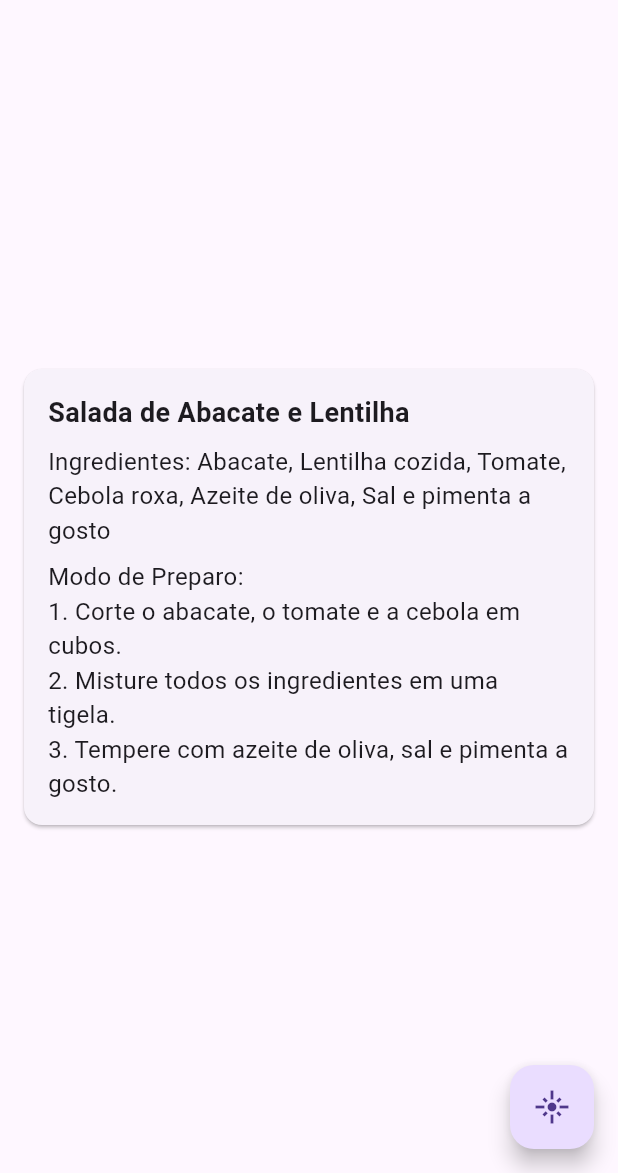
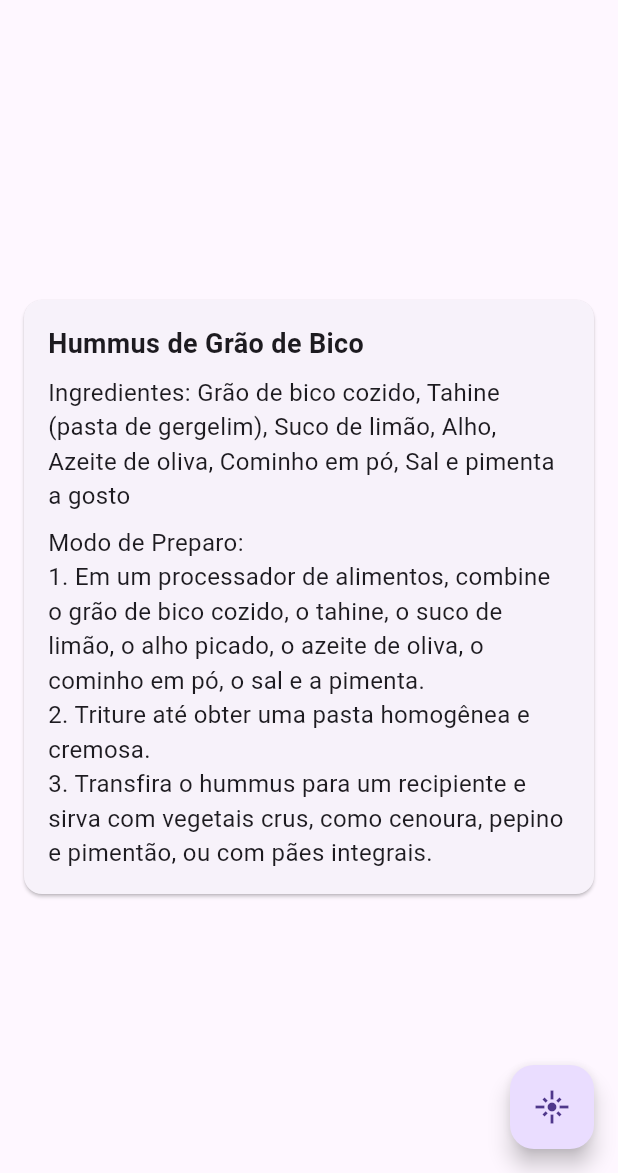
Before and after one commit to jvcss/aareceitas, a Flutter app: the screen it shows after launch, after a tap on the "flare" icon, on a phone screen of 412 x 824 dp, the part 63-1236 px from its top. Run offline on Flutter 3.47's test engine with Material 3 defaults, Android fonts, the phone set to English and light mode, and no system bars.

Commit message:
novas receitas

```diff
--- a/lib/receitas.dart
+++ b/lib/receitas.dart
@@ -25,8 +25,34 @@ List<Receita> receitas = [
   ),
 
   Receita(
-    'Salada de folhas verdes',
-    ['folhas verdes escuras (couve, espinafre, agrião)', 'banana', 'abacate', 'amêndoas', 'castanha do Pará', 'grão de bico', 'lentilha', 'feijão preto'],
-    'Misture as folhas verdes com banana, abacate, amêndoas, castanha do Pará, grão de bico, lentilha e feijão preto. Tempere a gosto e sirva como acompanhamento.')
-  // Adicione mais receitas conforme desejar
+    "Salada de folhas verdes",
+    ["folhas verdes escuras (couve, espinafre, agrião)", "banana", "abacate", "amêndoas", "castanha do Pará", "grão de bico", "lentilha", "feijão preto"],
+    "Misture as folhas verdes com banana, abacate, amêndoas, castanha do Pará, grão de bico, lentilha e feijão preto. Tempere a gosto e sirva como acompanhamento."
+  ),
+  Receita(
+    "Chá de Camomila Relaxante",
+    ["Camomila (flores secas ou saquinho de chá)", "Água"],
+    "1. Ferva água em uma chaleira. \n2. Coloque as flores secas de camomila em uma xícara ou bule. \n3. Despeje a água fervente sobre as flores e cubra por cerca de 5 minutos. \n4. Coe e sirva o chá de camomila quente. Adicione mel a gosto, se desejar."
+  ),
+  Receita(
+    "Sardinha Grelhada com Salada",
+    ["Sardinhas frescas", "Sal e pimenta a gosto", "Azeite de oliva", "Mix de folhas verdes (espinafre, alface, rúcula)", "Tomate cereja", "Cebola roxa", "Vinagre balsâmico"],
+    "1. Tempere as sardinhas com sal, pimenta e um fio de azeite de oliva. \n2. Grelhe as sardinhas em uma grelha ou frigideira até ficarem douradas dos dois lados. \n3. Em uma tigela, misture as folhas verdes, os tomates cereja e a cebola roxa. \n4. Tempere a salada com vinagre balsâmico e azeite de oliva. \n5. Sirva as sardinhas grelhadas acompanhadas da salada."
+  ),
+  Receita(
+    "Smoothie de Frutas Vermelhas com Linhaça",
+    ["Frutas vermelhas (morangos, framboesas, mirtilos)", "Leite de amêndoas (ou leite de sua preferência)", "Semente de linhaça", "Mel (opcional)"],
+    "1. Combine as frutas vermelhas, o leite de amêndoas e a semente de linhaça no liquidificador. \n2. Adicione mel a gosto, se desejar um toque de doçura. \n3. Bata até obter uma mistura cremosa e homogênea. \n4. Sirva o smoothie gelado em um copo decorado com algumas frutas inteiras para enfeitar."
+  ),
+  Receita(
+    "Gengibre e Limão Infusão",
+    ["Gengibre fresco", "Limão", "Água", "Mel (opcional)"],
+    "1. Descasque e corte o gengibre fresco em rodelas finas. \n2. Ferva água em uma panela e adicione as rodelas de gengibre. \n3. Deixe ferver por alguns minutos, depois desligue o fogo e deixe descansar por mais alguns minutos para infusionar. \n4. Esprema o suco de limão na infusão e adicione mel a gosto, se desejar. \n5. Coe e sirva a infusão quente."
+  ),
+  Receita(
+    "Hummus de Grão de Bico",
+    ["Grão de bico cozido", "Tahine (pasta de gergelim)", "Suco de limão", "Alho", "Azeite de oliva", "Cominho em pó", "Sal e pimenta a gosto"],
+    "1. Em um processador de alimentos, combine o grão de bico cozido, o tahine, o suco de limão, o alho picado, o azeite de oliva, o cominho em pó, o sal e a pimenta. \n2. Triture até obter uma pasta homogênea e cremosa. \n3. Transfira o hummus para um recipiente e sirva com vegetais crus, como cenoura, pepino e pimentão, ou com pães integrais."
+  )
+
 ];
```
